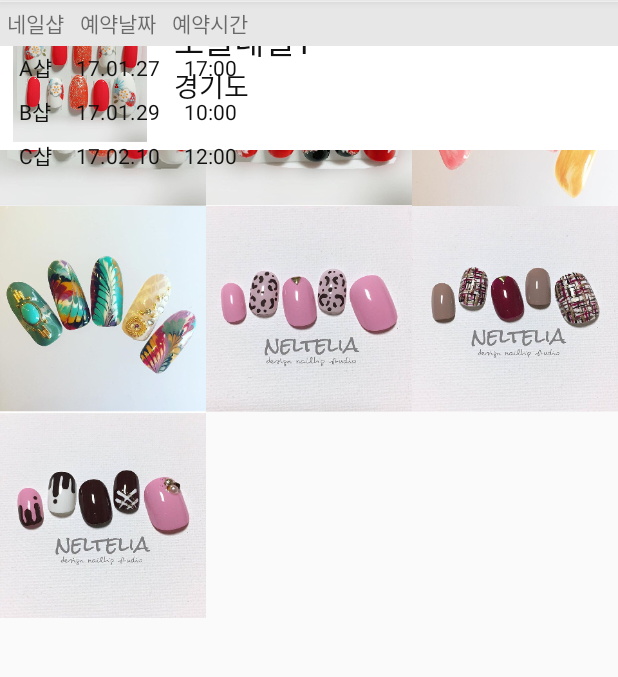
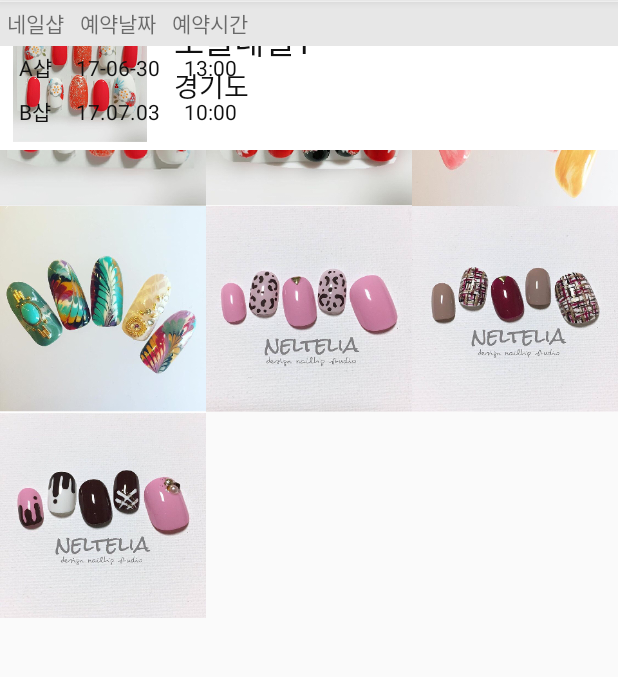
Before and after one commit to cbpprinter/TodayNail, an Android app: the screen it shows after launch (HomeActivity), on a phone screen of 412 x 824 dp, the part 84-761 px from its top. Run offline under Robolectric (Android 15) with nearby library versions, the phone set to English and light mode, and no system bars.

Commit message:
프린트랑 네일이미지 수정

```diff
--- a/app/src/main/java/com/tt/todaynail/HomeActivity.java
+++ b/app/src/main/java/com/tt/todaynail/HomeActivity.java
@@ -99,7 +99,7 @@ public class HomeActivity extends AppCompatActivity {
         tv = (TextView) findViewById(R.id.tv);
 
 
-        reservationButton.setOnClickListener(myClickListener);
+      //  reservationButton.setOnClickListener(myClickListener);
 
 
         TabHost.TabSpec tab3 = tabHost.newTabSpec("tab3");
--- a/app/src/main/res/layout/activity_home.xml
+++ b/app/src/main/res/layout/activity_home.xml
@@ -139,7 +139,7 @@
                                 android:layout_marginLeft="1dp"
                                 android:gravity="center"
                                 android:padding="3dp"
-                                android:text="17.01.27"
+                                android:text="17-06-30"
                                 android:textColor="#111111"
                                 />
                             <TextView
@@ -149,7 +149,7 @@
                                 android:layout_marginLeft="1dp"
                                 android:gravity="center"
                                 android:padding="3dp"
-                                android:text="17:00"
+                                android:text="13:00"
                                 android:textColor="#111111"
                                 />
 
@@ -175,7 +175,7 @@
                                 android:layout_marginLeft="1dp"
                                 android:gravity="center"
                                 android:padding="3dp"
-                                android:text="17.01.29"
+                                android:text="17.07.03"
                                 android:textColor="#111111"
                                 />
                             <TextView
@@ -190,42 +190,7 @@
                                 />
 
                         </TableRow>
-                        <TableRow
-                            android:layout_width="wrap_content"
-                            android:layout_height="wrap_content"
-                            >
-                            <TextView
-                                android:layout_width="wrap_content"
-                                android:layout_height="wrap_content"
-                                android:layout_marginBottom="1dp"
-                                android:layout_marginLeft="1dp"
-                                android:gravity="center"
-                                android:padding="3dp"
-                                android:text="C샵"
-                                android:textColor="#111111"
-                                />
-                            <TextView
-                                android:layout_width="wrap_content"
-                                android:layout_height="wrap_content"
-                                android:layout_marginBottom="1dp"
-                                android:layout_marginLeft="1dp"
-                                android:gravity="center"
-                                android:padding="3dp"
-                                android:text="17.02.10"
-                                android:textColor="#111111"
-                                />
-                            <TextView
-                                android:layout_width="wrap_content"
-                                android:layout_height="wrap_content"
-                                android:layout_marginBottom="1dp"
-                                android:layout_marginLeft="1dp"
-                                android:gravity="center"
-                                android:padding="3dp"
-                                android:text="12:00"
-                                android:textColor="#111111"
-                                />
 
-                        </TableRow>
 
                     </TableLayout>
 
--- a/app/src/main/res/layout/company_image.xml
+++ b/app/src/main/res/layout/company_image.xml
@@ -56,12 +56,12 @@
             android:inputType="number" />
 
 
-        <Spinner
+        <!--<Spinner
             android:id="@+id/spinner"
             android:layout_width="match_parent"
             android:layout_height="wrap_content"
             android:entries="@array/spinner_item"
-            android:textAlignment="center"/>
+            android:textAlignment="center"/>-->
 
         <DatePicker
             android:layout_width="wrap_content"
```
